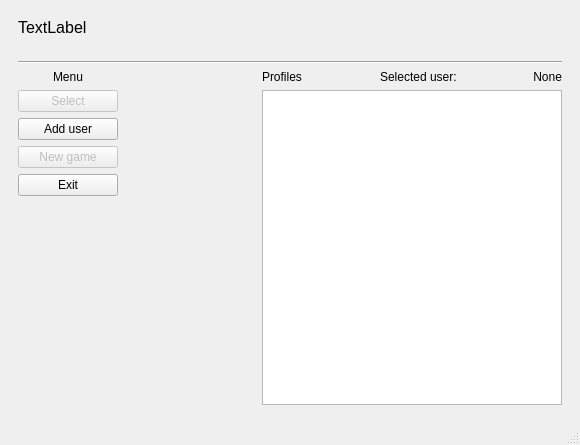
Before: the Qt Designer form mainwindow.ui in bscisel/WUT_Object-oriented_programming, drawn with Qt 5.
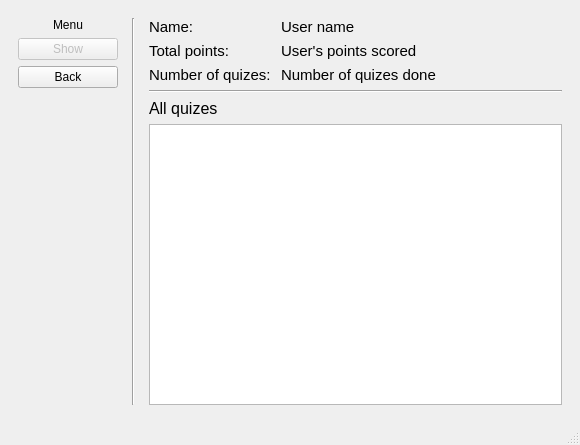
After: the same form once the commit is applied. The open tabs and pages were chosen to show the change.

```diff
--- a/mainwindow.ui
+++ b/mainwindow.ui
@@ -34,7 +34,7 @@
                </font>
               </property>
               <property name="text">
-               <string>TextLabel
+               <string>Siema
 </string>
               </property>
               <property name="wordWrap">
@@ -1018,6 +1018,189 @@
         </item>
        </layout>
       </widget>
+      <widget class="QWidget" name="page_2">
+       <layout class="QVBoxLayout" name="verticalLayout_23">
+        <item>
+         <layout class="QHBoxLayout" name="horizontalLayout_14">
+          <item>
+           <layout class="QVBoxLayout" name="verticalLayout_20">
+            <property name="rightMargin">
+             <number>8</number>
+            </property>
+            <item>
+             <widget class="QLabel" name="menuLabel_3">
+              <property name="minimumSize">
+               <size>
+                <width>100</width>
+                <height>0</height>
+               </size>
+              </property>
+              <property name="text">
+               <string>Menu</string>
+              </property>
+              <property name="alignment">
+               <set>Qt::AlignCenter</set>
+              </property>
+             </widget>
+            </item>
+            <item>
+             <widget class="QPushButton" name="showButton">
+              <property name="enabled">
+               <bool>false</bool>
+              </property>
+              <property name="text">
+               <string>Show</string>
+              </property>
+             </widget>
+            </item>
+            <item>
+             <widget class="QPushButton" name="backButton">
+              <property name="text">
+               <string>Back</string>
+              </property>
+             </widget>
+            </item>
+            <item>
+             <spacer name="verticalSpacer_3">
+              <property name="orientation">
+               <enum>Qt::Vertical</enum>
+              </property>
+              <property name="sizeHint" stdset="0">
+               <size>
+                <width>20</width>
+                <height>40</height>
+               </size>
+              </property>
+             </spacer>
+            </item>
+           </layout>
+          </item>
+          <item>
+           <widget class="Line" name="line_5">
+            <property name="orientation">
+             <enum>Qt::Vertical</enum>
+            </property>
+           </widget>
+          </item>
+          <item>
+           <layout class="QVBoxLayout" name="verticalLayout_22">
+            <property name="leftMargin">
+             <number>8</number>
+            </property>
+            <item>
+             <layout class="QGridLayout" name="gridLayout">
+              <item row="0" column="0">
+               <widget class="QLabel" name="label_7">
+                <property name="font">
+                 <font>
+                  <pointsize>11</pointsize>
+                 </font>
+                </property>
+                <property name="text">
+                 <string>Name: </string>
+                </property>
+               </widget>
+              </item>
+              <item row="0" column="1">
+               <widget class="QLabel" name="userNameLabel">
+                <property name="font">
+                 <font>
+                  <pointsize>11</pointsize>
+                 </font>
+                </property>
+                <property name="text">
+                 <string>User name</string>
+                </property>
+               </widget>
+              </item>
+              <item row="1" column="0">
+               <widget class="QLabel" name="label_9">
+                <property name="sizePolicy">
+                 <sizepolicy hsizetype="Maximum" vsizetype="Preferred">
+                  <horstretch>0</horstretch>
+                  <verstretch>0</verstretch>
+                 </sizepolicy>
+                </property>
+                <property name="font">
+                 <font>
+                  <pointsize>11</pointsize>
+                 </font>
+                </property>
+                <property name="text">
+                 <string>Total points: </string>
+                </property>
+               </widget>
+              </item>
+              <item row="1" column="1">
+               <widget class="QLabel" name="pointsScoredLabel">
+                <property name="font">
+                 <font>
+                  <pointsize>11</pointsize>
+                 </font>
+                </property>
+                <property name="text">
+                 <string>User's points scored</string>
+                </property>
+               </widget>
+              </item>
+              <item row="2" column="0">
+               <widget class="QLabel" name="label_10">
+                <property name="font">
+                 <font>
+                  <pointsize>11</pointsize>
+                 </font>
+                </property>
+                <property name="text">
+                 <string>Number of quizes: </string>
+                </property>
+               </widget>
+              </item>
+              <item row="2" column="1">
+               <widget class="QLabel" name="QuizesDoneLabel">
+                <property name="font">
+                 <font>
+                  <pointsize>11</pointsize>
+                 </font>
+                </property>
+                <property name="text">
+                 <string>Number of quizes done</string>
+                </property>
+               </widget>
+              </item>
+             </layout>
+            </item>
+            <item>
+             <layout class="QVBoxLayout" name="verticalLayout_21">
+              <item>
+               <widget class="Line" name="line_6">
+                <property name="orientation">
+                 <enum>Qt::Horizontal</enum>
+                </property>
+               </widget>
+              </item>
+              <item>
+               <widget class="QLabel" name="label_11">
+                <property name="font">
+                 <font>
+                  <pointsize>12</pointsize>
+                 </font>
+                </property>
+                <property name="text">
+                 <string>All quizes</string>
+                </property>
+               </widget>
+              </item>
+              <item>
+               <widget class="QListWidget" name="sessionResultsWidget"/>
+              </item>
+             </layout>
+            </item>
+           </layout>
+          </item>
+         </layout>
+        </item>
+       </layout>
+      </widget>
      </widget>
     </item>
    </layout>
```
Left out of the diff: 132 changed lines with no effect on the pictures.
